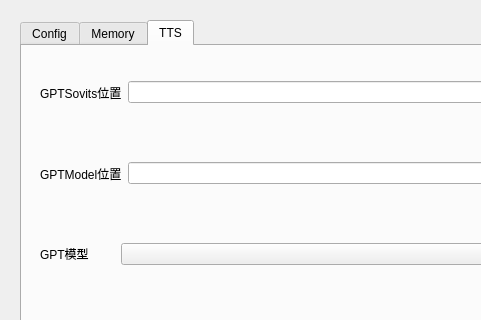
First picture: the form in settingswidget.ui, repository xxnmt/Windows_AI, before the edit; both pictures show x 0 to 481 and y 0 to 320 of the 699 by 565 pixel window.
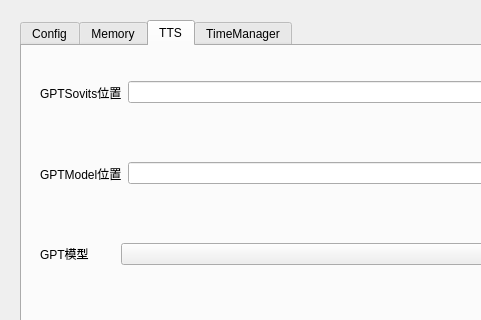
Second picture: the form after the edit. The open tabs and pages were chosen to show the change.

What changed in the file:
```diff
--- a/settingswidget.ui
+++ b/settingswidget.ui
@@ -417,6 +417,11 @@
           </item>
          </layout>
         </widget>
+        <widget class="QWidget" name="tab_4">
+         <attribute name="title">
+          <string>TimeManager</string>
+         </attribute>
+        </widget>
        </widget>
       </item>
      </layout>
```
Left out of the diff: 2 changed lines with no effect on the pictures.
